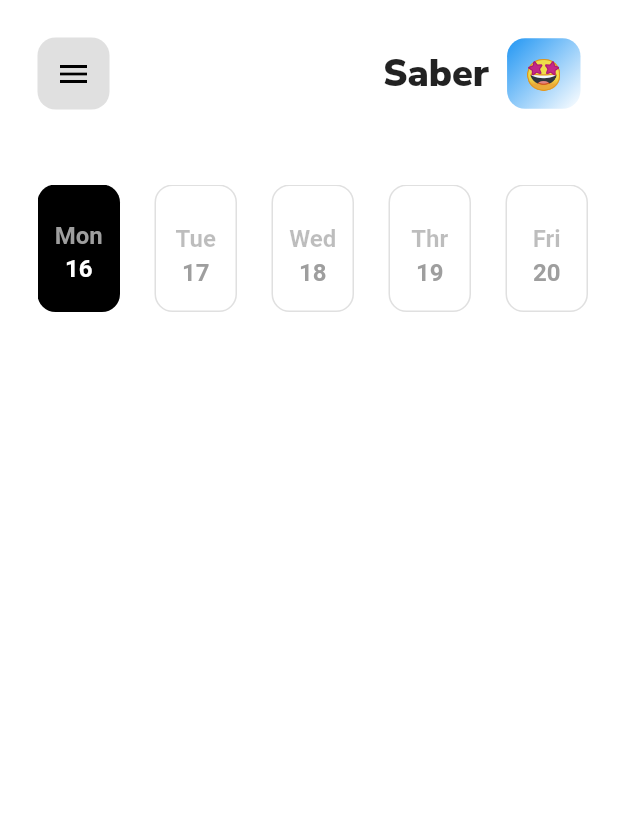
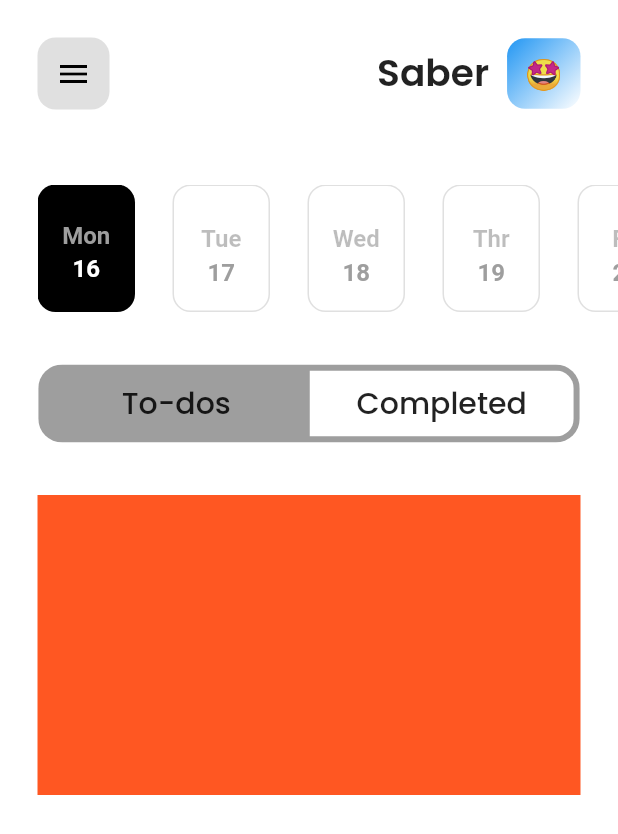
Before and after one commit to zainahmed0597/to_dos_flutter, a Flutter app: the screen it shows after launch, on a phone screen of 412 x 824 dp. Shown: the top 834 px of the screen. Run offline on Flutter 3.47's test engine with Material 2 defaults, Android fonts, the phone set to English and light mode, and no system bars; drawn by our look-alikes of toggle_switch; our stand-ins replace google_fonts; Roboto replaces fonts that are missing (Catamaran).

Commit message:
add ToggleSwitch

```diff
--- a/lib/main.dart
+++ b/lib/main.dart
@@ -1,6 +1,7 @@
 import 'package:flutter/material.dart';
+import 'package:to_dos/screens/home_screen.dart';
 
-import 'screens/home_screen.dart';
+import 'widgets/toggle_button.dart';
 
 void main() {
   runApp(const MyApp());
--- a/lib/screens/home_screen.dart
+++ b/lib/screens/home_screen.dart
@@ -1,8 +1,10 @@
 import 'package:flutter/material.dart';
 import 'package:google_fonts/google_fonts.dart';
 
+import '../widgets/active_activity.dart';
 import '../widgets/demodates.dart';
 import '../widgets/icon_button.dart';
+import '../widgets/toggle_button.dart';
 
 class MyHomePage extends StatefulWidget {
   const MyHomePage({Key? key}) : super(key: key);
@@ -35,8 +37,8 @@ class _MyHomePageState extends State<MyHomePage> {
                       const Spacer(),
                       Text(
                         'Saber',
-                        style: GoogleFonts.nunitoSans(
-                            fontSize: 25, fontWeight: FontWeight.w900),
+                        style: GoogleFonts.poppins(
+                            fontSize: 25, fontWeight: FontWeight.w600),
                       ),
                       const SizedBox(
                         width: 12.0,
@@ -72,7 +74,7 @@ class _MyHomePageState extends State<MyHomePage> {
               ),
             ),
             Container(
-              margin: EdgeInsets.only(left: 25),
+              margin: const EdgeInsets.only(left: 25),
               height: 85,
               child: ListView(
                 scrollDirection: Axis.horizontal,
@@ -88,8 +90,13 @@ class _MyHomePageState extends State<MyHomePage> {
               ),
             ),
             const SizedBox(
-              height: 25,
+              height: 35,
             ),
+            const ToggleButton(),
+            const SizedBox(
+              height: 35,
+            ),
+            const ActiveActivity(),
           ],
         ),
       ),
--- /dev/null
+++ b/lib/widgets/active_activity.dart
@@ -0,0 +1,22 @@
+import 'package:flutter/material.dart';
+
+class ActiveActivity extends StatefulWidget {
+  const ActiveActivity({Key? key}) : super(key: key);
+
+  @override
+  State<ActiveActivity> createState() => _ActiveActivityState();
+}
+
+class _ActiveActivityState extends State<ActiveActivity> {
+  @override
+  Widget build(BuildContext context) {
+    return Padding(
+      padding: const EdgeInsets.symmetric(horizontal: 25.0),
+      child: Container(
+        height: 200,
+        width: double.infinity,
+        color: Colors.deepOrange,
+      ),
+    );
+  }
+}
--- a/lib/widgets/demodates.dart
+++ b/lib/widgets/demodates.dart
@@ -4,9 +4,9 @@ import 'package:google_fonts/google_fonts.dart';
 demoDates(String day, String date, bool isSelected) {
   return isSelected
       ? Container(
-          margin: const EdgeInsets.only(right: 23),
+          margin: const EdgeInsets.only(right: 25),
           padding: const EdgeInsets.all(7),
-          width: 55,
+          width: 65,
           decoration: BoxDecoration(
             color: Colors.black,
             borderRadius: BorderRadius.circular(12),
@@ -39,9 +39,9 @@ demoDates(String day, String date, bool isSelected) {
           ),
         )
       : Container(
-          margin: const EdgeInsets.only(right: 23),
+          margin: const EdgeInsets.only(right: 25),
           padding: const EdgeInsets.all(7),
-          width: 55,
+          width: 65,
           decoration: BoxDecoration(
             color: Colors.transparent,
             border: Border.all(color: Colors.black12),
--- /dev/null
+++ b/lib/widgets/toggle_button.dart
@@ -0,0 +1,41 @@
+import 'package:flutter/material.dart';
+import 'package:google_fonts/google_fonts.dart';
+import 'package:toggle_switch/toggle_switch.dart';
+
+class ToggleButton extends StatefulWidget {
+  const ToggleButton({Key? key}) : super(key: key);
+
+  @override
+  State<ToggleButton> createState() => _ToggleButtonState();
+}
+
+class _ToggleButtonState extends State<ToggleButton> {
+  @override
+  Widget build(BuildContext context) {
+    return Padding(
+      padding: const EdgeInsets.symmetric(horizontal: 25.0),
+      child: ToggleSwitch(
+        minHeight: 44.0,
+        minWidth: 176.0,
+        initialLabelIndex: 1,
+        cornerRadius: 12.0,
+        borderWidth: 4,
+        borderColor: const [Colors.grey],
+        activeFgColor: Colors.black,
+        inactiveBgColor: Colors.grey,
+        inactiveFgColor: Colors.grey[700],
+        customTextStyles:  [
+          GoogleFonts.poppins(
+              fontSize: 20,
+              color: Colors.black87,
+              fontWeight: FontWeight.w500),
+        ],
+        totalSwitches: 2,
+        fontSize: 20,
+        labels: const ['To-dos', 'Completed'] ,
+        // icons: [FontAwesomeIcons.mars, FontAwesomeIcons.venus],
+        activeBgColors: const [[Colors.white],[Colors.white]],
+      ),
+    );
+  }
+}
--- a/pubspec.yaml
+++ b/pubspec.yaml
@@ -36,6 +36,7 @@ dependencies:
   cupertino_icons: ^1.0.2
   google_fonts: ^3.0.1
   calendar_timeline: ^1.0.5
+  toggle_switch: ^2.0.1
 
 dev_dependencies:
   flutter_test:
```
Also changed, not shown: pubspec.lock.
